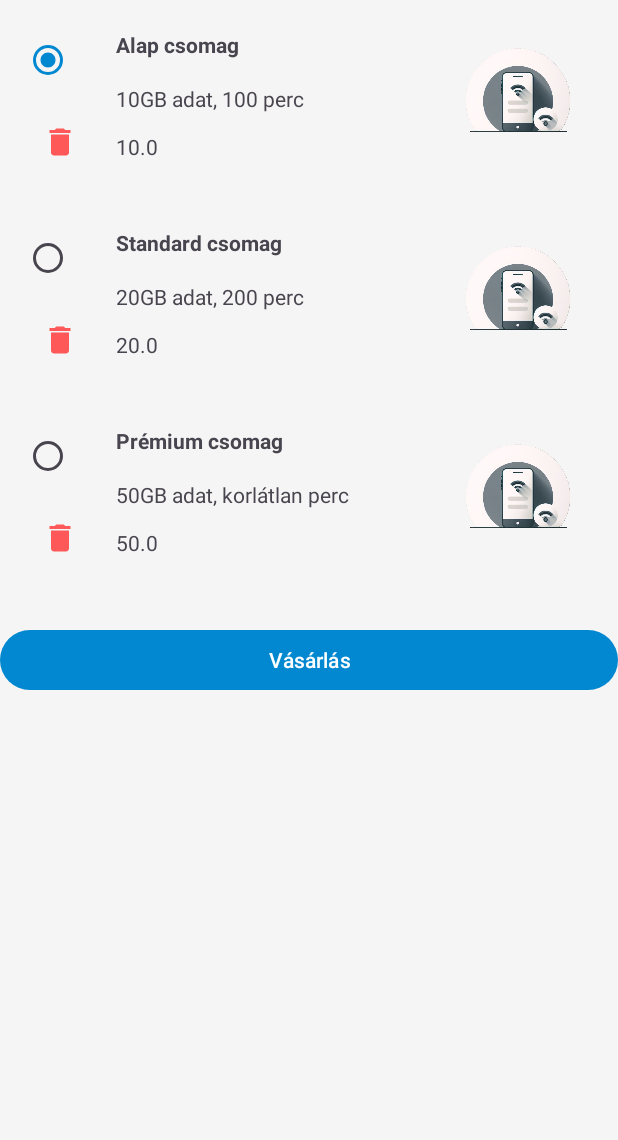
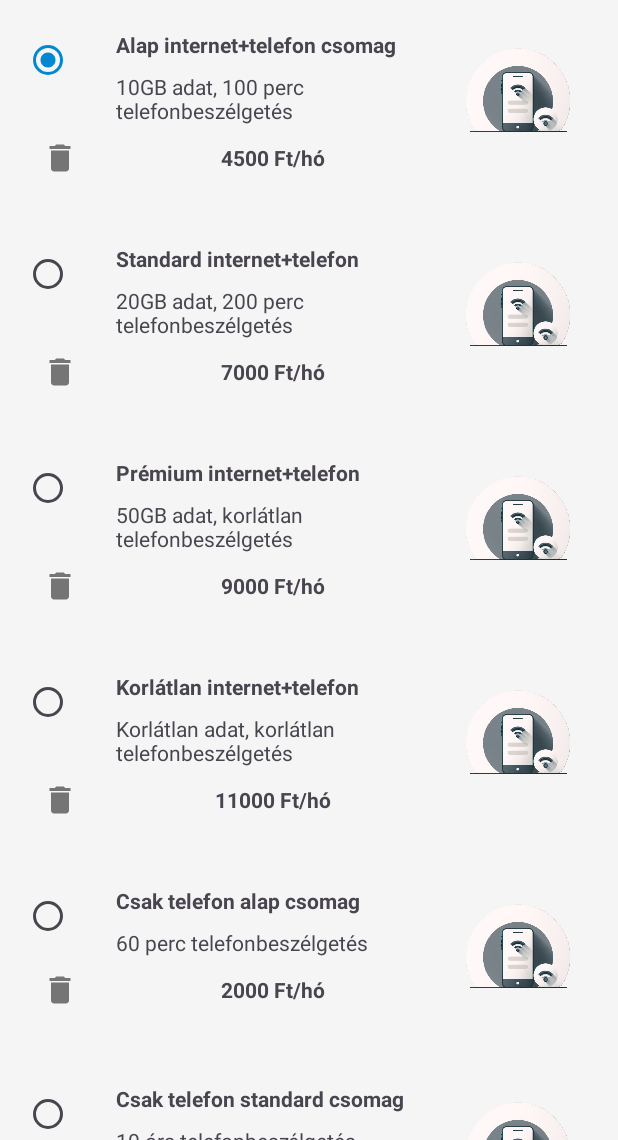
Before and after one commit to sanyopapa/Mobile_phone_subscription, an Android app: the Shopping screen opened directly, with no data from a screen before it, after a tap on an icon or button, on a phone screen of 412 x 824 dp, the part 96-1236 px from its top. Run offline under Robolectric (Android 15) with nearby library versions, the phone set to English and light mode, and no system bars; our stand-ins replace Firebase (no records; nobody signed in at launch, a user with empty details on screens opened directly).

Commit message:
szépítés és firestore terméktárolás

```diff
--- a/app/src/main/java/com/example/mobile_phone_subscription/Plan.java
+++ b/app/src/main/java/com/example/mobile_phone_subscription/Plan.java
@@ -5,14 +5,14 @@ package com.example.mobile_phone_subscription;
 
         private String name;
         private String details;
-        private double price;
+        private int price;
         private String imageUrl;
 
         public Plan() {
             // Default constructor required for Firestore
         }
 
-        public Plan(String name, String details, double price, String imageUrl) {
+        public Plan(String name, String details, int price, String imageUrl) {
             this.name = name;
             this.details = details;
             this.price = price;
@@ -35,7 +35,7 @@ package com.example.mobile_phone_subscription;
             return details;
         }
 
-        public double getPrice() {
+        public int getPrice() {
             return price;
         }
 
--- a/app/src/main/java/com/example/mobile_phone_subscription/PlanAdapter.java
+++ b/app/src/main/java/com/example/mobile_phone_subscription/PlanAdapter.java
@@ -1,6 +1,7 @@
 // File: app/src/main/java/com/example/mobile_phone_subscription/PlanAdapter.java
     package com.example.mobile_phone_subscription;
 
+    import android.annotation.SuppressLint;
     import android.content.Context;
     import android.util.Log;
     import android.view.LayoutInflater;
@@ -41,12 +42,13 @@
             return new PlanViewHolder(view);
         }
 
+        @SuppressLint("DefaultLocale")
         @Override
         public void onBindViewHolder(@NonNull PlanViewHolder holder, int position) {
             Plan plan = planList.get(position);
             holder.textViewName.setText(plan.getName());
             holder.textViewDetails.setText(plan.getDetails());
-            holder.textViewPrice.setText(String.valueOf(plan.getPrice()));
+            holder.textViewPrice.setText(String.format("%d Ft/hó", plan.getPrice()));
             holder.radioButton.setChecked(position == selectedPosition);
 
             // Handle anonymous users (no selection)
--- a/app/src/main/java/com/example/mobile_phone_subscription/Shopping.java
+++ b/app/src/main/java/com/example/mobile_phone_subscription/Shopping.java
@@ -145,12 +145,10 @@ public class Shopping extends AppCompatActivity {
 
                     if (queryDocumentSnapshots.isEmpty()) {
                         Log.d(LOG_TAG, "Nincsenek termékek a Firestore-ban");
-                        addDefaultPlansToAdapter(); // Használjunk lokális termékeket, ha nincs Firestore adat
+                        addDefaultPlansToFirestore();
                     } else {
-                        // Betöltjük a termékeket a Firestore-ból
                         for (QueryDocumentSnapshot document : queryDocumentSnapshots) {
                             Plan plan = document.toObject(Plan.class);
-                            // Biztosítjuk, hogy az ID be van állítva
                             plan.setId(document.getId());
                             Log.d(LOG_TAG, "Plan betöltve ID-val: " + plan.getId());
                             planList.add(plan);
@@ -162,7 +160,6 @@ public class Shopping extends AppCompatActivity {
                     Log.e(LOG_TAG, "Error loading plans", e);
                     Toast.makeText(Shopping.this, "Hiba történt a termékek betöltésekor: "
                             + e.getMessage(), Toast.LENGTH_SHORT).show();
-                    // Jogosultsági hibák esetén használjuk a lokális adatokat
                     addDefaultPlansToAdapter();
                 });
     }
@@ -187,7 +184,6 @@ public class Shopping extends AppCompatActivity {
     private void addDefaultPlansToAdapter() {
         planList.clear();
         List<Plan> defaultPlans = getDefaultPlans();
-        // Adjunk hozzá egyedi azonosítókat a lokális adatokhoz
         for (int i = 0; i < defaultPlans.size(); i++) {
             Plan plan = defaultPlans.get(i);
             plan.setId("local_" + i);
@@ -199,9 +195,14 @@ public class Shopping extends AppCompatActivity {
     // Alapértelmezett termékek létrehozása
     private List<Plan> getDefaultPlans() {
         List<Plan> defaultPlans = new ArrayList<>();
-        defaultPlans.add(new Plan("Alap csomag", "10GB adat, 100 perc", 10.0, ""));
-        defaultPlans.add(new Plan("Standard csomag", "20GB adat, 200 perc", 20.0, ""));
-        defaultPlans.add(new Plan("Prémium csomag", "50GB adat, korlátlan perc", 50.0, ""));
+        defaultPlans.add(new Plan("Alap internet+telefon csomag", "10GB adat, 100 perc telefonbeszélgetés", 4500, ""));
+        defaultPlans.add(new Plan("Standard internet+telefon csomag", "20GB adat, 200 perc telefonbeszélgetés", 7000, ""));
+        defaultPlans.add(new Plan("Prémium internet+telefon csomag", "50GB adat, korlátlan telefonbeszélgetés", 9000, ""));
+        defaultPlans.add(new Plan("Korlátlan internet+telefon csomag", "Korlátlan adat, korlátlan telefonbeszélgetés", 11000, ""));
+        defaultPlans.add(new Plan("Csak telefon alap csomag", "60 perc telefonbeszélgetés", 2000, ""));
+        defaultPlans.add(new Plan("Csak telefon standard csomag", "10 óra telefonbeszélgetés", 4000, ""));
+        defaultPlans.add(new Plan("Csak telefon prémium csomag", "40 óra telefonbeszélgetés", 5000, ""));
+        defaultPlans.add(new Plan("Csak telefon korlátlan csomag", "korlátlan telefonbeszélgetés", 6500, ""));
         return defaultPlans;
     }
 
--- a/app/src/main/res/layout/item_plan.xml
+++ b/app/src/main/res/layout/item_plan.xml
@@ -31,20 +31,23 @@
     <TextView
         android:id="@+id/textViewDetails"
         android:layout_width="210dp"
-        android:layout_height="20dp"
-        android:layout_marginTop="16dp"
+        android:layout_height="wrap_content"
+        android:layout_marginTop="8dp"
         android:text="Csomag részletei"
         app:layout_constraintEnd_toEndOf="parent"
         app:layout_constraintHorizontal_bias="0.107"
         app:layout_constraintStart_toEndOf="@id/radioButton"
         app:layout_constraintTop_toBottomOf="@id/textViewName" />
 
+
     <TextView
         android:id="@+id/textViewPrice"
         android:layout_width="210dp"
         android:layout_height="20dp"
         android:layout_marginTop="12dp"
-        android:text="Ár"
+        android:text="Ár(Ft)"
+        android:textAlignment="center"
+        android:textStyle="bold"
         app:layout_constraintEnd_toEndOf="parent"
         app:layout_constraintHorizontal_bias="0.107"
         app:layout_constraintStart_toEndOf="@id/radioButton"
@@ -61,9 +64,9 @@
         app:layout_constraintEnd_toStartOf="@+id/textViewPrice"
         app:layout_constraintHorizontal_bias="0.0"
         app:layout_constraintStart_toStartOf="@id/radioButton"
-        app:layout_constraintTop_toBottomOf="@+id/radioButton"
-        app:layout_constraintVertical_bias="1.0"
-        app:tint="@android:color/holo_red_light" />
+        app:layout_constraintTop_toBottomOf="@+id/textViewDetails"
+        app:layout_constraintVertical_bias="0.0"
+        app:tint="#646464" />
 
     <ImageView
         android:id="@+id/imageView"
```
